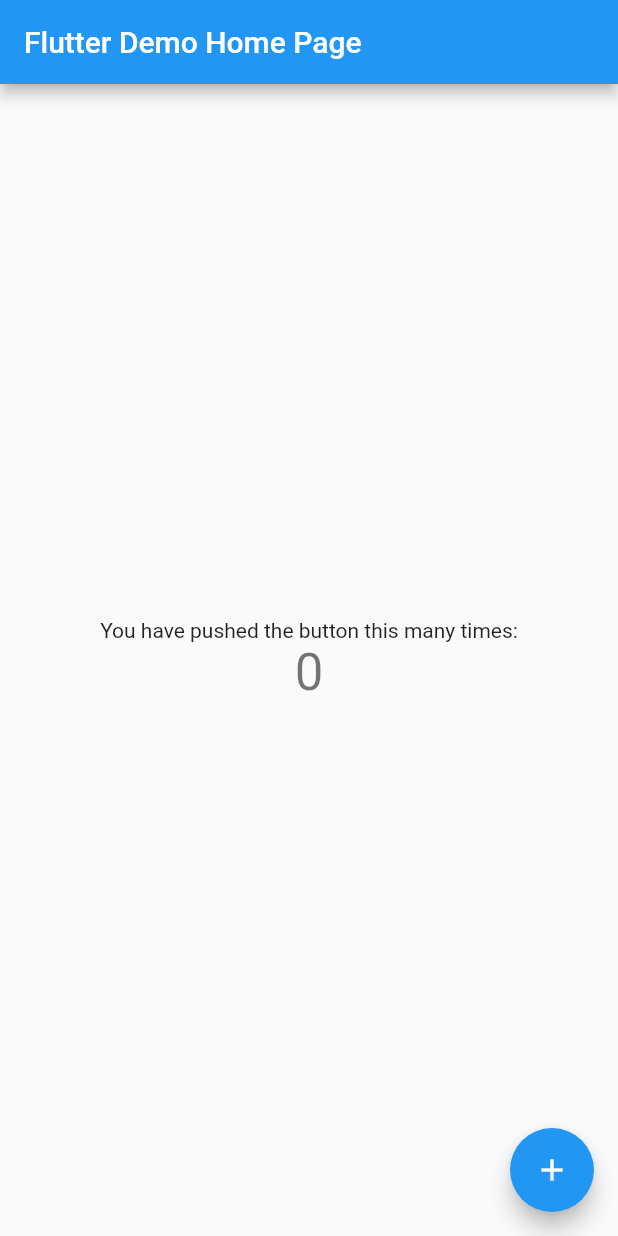
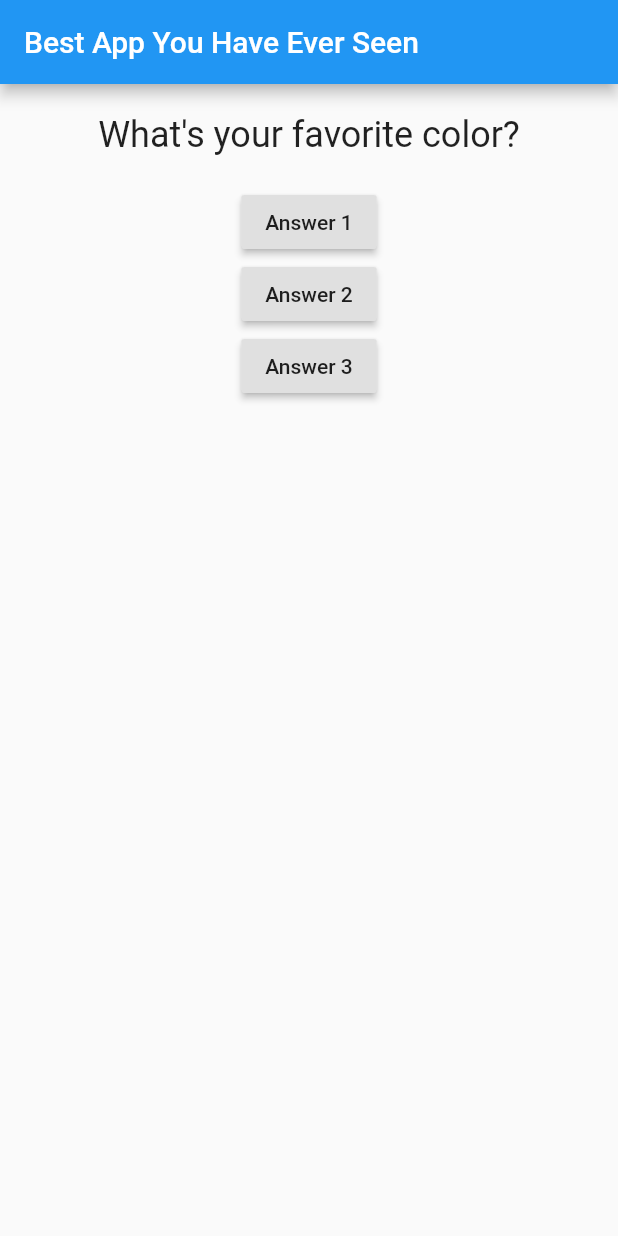
Before and after one commit to maxalves/learning-flutter, a Flutter app: the screen it shows after launch, on a phone screen of 412 x 824 dp. Run offline on Flutter 3.47's test engine with Material 2 defaults, Android fonts, the phone set to English and light mode, and no system bars.

Commit message:
feature: question app layout and impl

```diff
--- a/first_project/lib/main.dart
+++ b/first_project/lib/main.dart
@@ -1,117 +1,58 @@
 import 'package:flutter/material.dart';
 
-void main() {
-  runApp(MyApp());
-}
+import './question.dart';
 
-class MyApp extends StatelessWidget {
-  // This widget is the root of your application.
+void main() => runApp(MyCoolApp());
+
+class MyCoolApp extends StatefulWidget {
   @override
-  Widget build(BuildContext context) {
-    return MaterialApp(
-      title: 'Flutter Demo',
-      theme: ThemeData(
-        // This is the theme of your application.
-        //
-        // Try running your application with "flutter run". You'll see the
-        // application has a blue toolbar. Then, without quitting the app, try
-        // changing the primarySwatch below to Colors.green and then invoke
-        // "hot reload" (press "r" in the console where you ran "flutter run",
-        // or simply save your changes to "hot reload" in a Flutter IDE).
-        // Notice that the counter didn't reset back to zero; the application
-        // is not restarted.
-        primarySwatch: Colors.blue,
-        // This makes the visual density adapt to the platform that you run
-        // the app on. For desktop platforms, the controls will be smaller and
-        // closer together (more dense) than on mobile platforms.
-        visualDensity: VisualDensity.adaptivePlatformDensity,
-      ),
-      home: MyHomePage(title: 'Flutter Demo Home Page'),
-    );
+  State<StatefulWidget> createState() {
+    return _MyAppState();
   }
 }
 
-class MyHomePage extends StatefulWidget {
-  MyHomePage({Key key, this.title}) : super(key: key);
+class _MyAppState extends State<MyCoolApp> {
+  var _questionIndex = 0;
 
-  // This widget is the home page of your application. It is stateful, meaning
-  // that it has a State object (defined below) that contains fields that affect
-  // how it looks.
-
-  // This class is the configuration for the state. It holds the values (in this
-  // case the title) provided by the parent (in this case the App widget) and
-  // used by the build method of the State. Fields in a Widget subclass are
-  // always marked "final".
-
-  final String title;
-
-  @override
-  _MyHomePageState createState() => _MyHomePageState();
-}
-
-class _MyHomePageState extends State<MyHomePage> {
-  int _counter = 0;
-
-  void _incrementCounter() {
+  void _answerQuestion() {
     setState(() {
-      // This call to setState tells the Flutter framework that something has
-      // changed in this State, which causes it to rerun the build method below
-      // so that the display can reflect the updated values. If we changed
-      // _counter without calling setState(), then the build method would not be
-      // called again, and so nothing would appear to happen.
-      _counter++;
+      _questionIndex = _questionIndex + 1;
     });
+    print(_questionIndex);
   }
 
   @override
   Widget build(BuildContext context) {
-    // This method is rerun every time setState is called, for instance as done
-    // by the _incrementCounter method above.
-    //
-    // The Flutter framework has been optimized to make rerunning build methods
-    // fast, so that you can just rebuild anything that needs updating rather
-    // than having to individually change instances of widgets.
-    return Scaffold(
-      appBar: AppBar(
-        // Here we take the value from the MyHomePage object that was created by
-        // the App.build method, and use it to set our appbar title.
-        title: Text(widget.title),
-      ),
-      body: Center(
-        // Center is a layout widget. It takes a single child and positions it
-        // in the middle of the parent.
-        child: Column(
-          // Column is also a layout widget. It takes a list of children and
-          // arranges them vertically. By default, it sizes itself to fit its
-          // children horizontally, and tries to be as tall as its parent.
-          //
-          // Invoke "debug painting" (press "p" in the console, choose the
-          // "Toggle Debug Paint" action from the Flutter Inspector in Android
-          // Studio, or the "Toggle Debug Paint" command in Visual Studio Code)
-          // to see the wireframe for each widget.
-          //
-          // Column has various properties to control how it sizes itself and
-          // how it positions its children. Here we use mainAxisAlignment to
-          // center the children vertically; the main axis here is the vertical
-          // axis because Columns are vertical (the cross axis would be
-          // horizontal).
-          mainAxisAlignment: MainAxisAlignment.center,
-          children: <Widget>[
-            Text(
-              'You have pushed the button this many times:',
+    var questions = [
+      'What\'s your favorite color?',
+      'What\'s your favorite animal?'
+    ];
+
+    return MaterialApp(
+      home: Scaffold(
+        appBar: AppBar(
+          title: Text('Best App You Have Ever Seen'),
+        ),
+        body: Column(
+          children: [
+            Question(
+              questions[_questionIndex],
             ),
-            Text(
-              '$_counter',
-              style: Theme.of(context).textTheme.headline4,
+            RaisedButton(
+              child: Text('Answer 1'),
+              onPressed: _answerQuestion,
+            ),
+            RaisedButton(
+              child: Text('Answer 2'),
+              onPressed: () => print('Answer 2 chosen'),
+            ),
+            RaisedButton(
+              child: Text('Answer 3'),
+              onPressed: () => print('Answer 3 chosen'),
             ),
           ],
         ),
       ),
-      floatingActionButton: FloatingActionButton(
-        onPressed: _incrementCounter,
-        tooltip: 'Increment',
-        child: Icon(Icons.add),
-      ), // This trailing comma makes auto-formatting nicer for build methods.
     );
   }
 }
--- /dev/null
+++ b/first_project/lib/question.dart
@@ -0,0 +1,20 @@
+import 'package:flutter/material.dart';
+
+class Question extends StatelessWidget {
+  final String questionText;
+
+  Question(this.questionText);
+
+  @override
+  Widget build(BuildContext context) {
+    return Container(
+      width: double.infinity,
+      margin: EdgeInsets.all(20),
+      child: Text(
+        questionText,
+        style: TextStyle(fontSize: 24),
+        textAlign: TextAlign.center,
+      ),
+    );
+  }
+}
```
Also changed, not shown: 1 other file.
